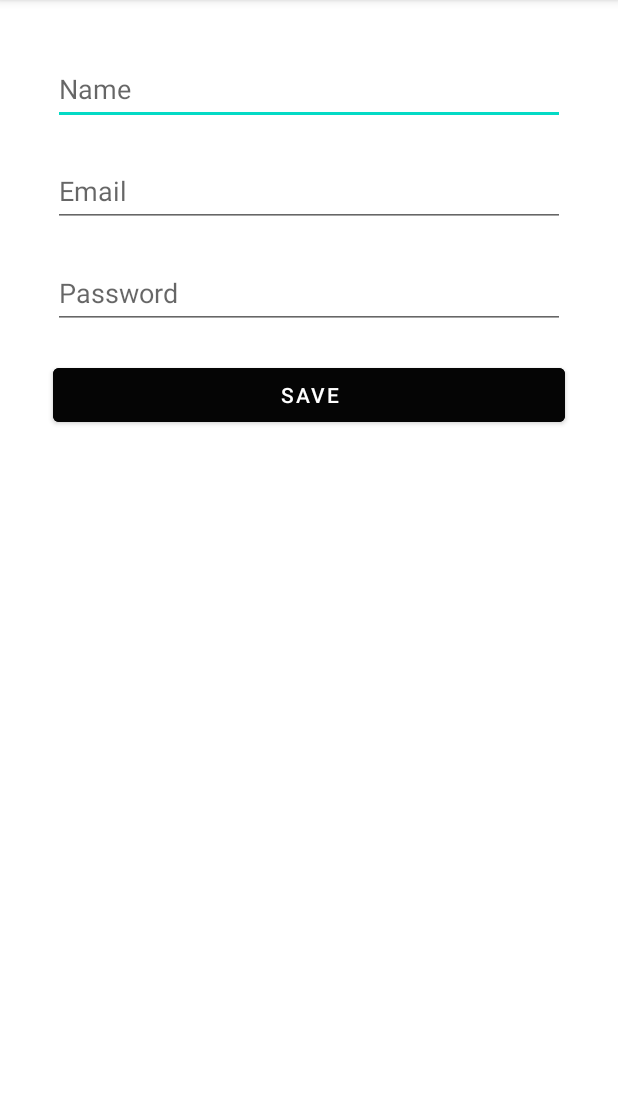
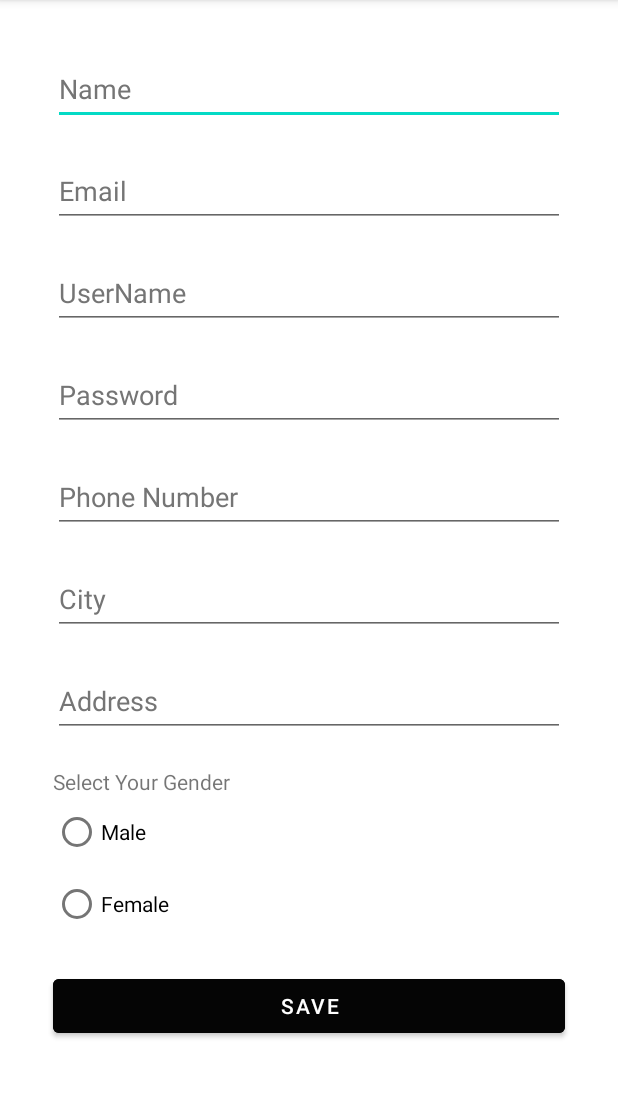
Before and after one commit to youssefshawkat/shoppingapp, an Android app: the RegistrationActivity screen opened directly, with no data from a screen before it, on a phone screen of 412 x 824 dp, the part 84-1182 px from its top. Run offline under Robolectric (Android 15) with nearby library versions, the phone set to English and light mode, and no system bars.

Commit message:
Added Some Text Fields according to the json file modifications. Added Scroll View.

```diff
--- a/app/src/main/res/layout/activity_registration.xml
+++ b/app/src/main/res/layout/activity_registration.xml
@@ -1,12 +1,18 @@
 <?xml version="1.0" encoding="utf-8"?>
-<LinearLayout xmlns:android="http://schemas.android.com/apk/res/android"
-    xmlns:tools="http://schemas.android.com/tools"
+<ScrollView xmlns:android="http://schemas.android.com/apk/res/android"
     android:layout_width="match_parent"
     android:layout_height="match_parent"
+    xmlns:tools="http://schemas.android.com/tools"
+    android:orientation="vertical"
+    tools:context=".RegistrationActivity">
+
+<LinearLayout
+    android:layout_width="match_parent"
+    android:layout_height="wrap_content"
     android:layout_margin="15dp"
     android:orientation="vertical"
-    android:padding="10dp"
-    tools:context=".RegistrationActivity">
+    android:padding="10dp">
+
 
     <EditText
 
@@ -17,8 +23,10 @@
         android:ems="10"
         android:hint="@string/name_hint"
         android:importantForAutofill="no"
-        android:inputType="textPassword"
-        android:minHeight="48dp" />
+        android:inputType="textPersonName"
+        android:minHeight="48dp"
+        android:textColorHint="#757575"
+        />
 
 
     <EditText
@@ -31,7 +39,22 @@
         android:hint="@string/email"
         android:importantForAutofill="no"
         android:inputType="textEmailAddress"
-        android:minHeight="48dp" />
+        android:minHeight="48dp"
+        android:textColorHint="#757575"/>
+
+
+    <EditText
+
+        android:id="@+id/et_username"
+        android:layout_width="match_parent"
+        android:layout_height="wrap_content"
+        android:layout_margin="10dp"
+        android:ems="10"
+        android:hint="@string/username_hint"
+        android:importantForAutofill="no"
+        android:inputType="textEmailAddress"
+        android:minHeight="48dp"
+        android:textColorHint="#757575"/>
 
 
     <EditText
@@ -45,7 +68,77 @@
         android:hint="@string/hint_password"
         android:importantForAutofill="no"
         android:inputType="textPassword"
-        android:minHeight="48dp" />
+        android:minHeight="48dp"
+        android:textColorHint="#757575"/>
+
+
+    <EditText
+
+        android:id="@+id/et_phoneNumber"
+        android:layout_width="match_parent"
+        android:layout_height="wrap_content"
+        android:layout_margin="10dp"
+        android:ems="10"
+        android:hint="@string/phone_number_hint"
+        android:importantForAutofill="no"
+        android:inputType="phone"
+        android:minHeight="48dp"
+        android:textColorHint="#757575"
+        />
+
+
+    <EditText
+
+        android:id="@+id/et_City"
+        android:layout_width="match_parent"
+        android:layout_height="wrap_content"
+        android:layout_margin="10dp"
+        android:ems="10"
+        android:hint="@string/city_hint"
+        android:importantForAutofill="no"
+        android:inputType="text"
+        android:minHeight="48dp"
+        android:textColorHint="#757575"/>
+
+    <EditText
+
+        android:id="@+id/et_address"
+        android:layout_width="match_parent"
+        android:layout_height="wrap_content"
+        android:layout_margin="10dp"
+        android:ems="10"
+        android:hint="@string/address_hint"
+        android:importantForAutofill="no"
+        android:inputType="text"
+        android:minHeight="48dp"
+        android:textColorHint="#757575"/>
+
+
+    <RadioGroup
+        android:id="@+id/radio_group"
+        android:layout_margin="10dp"
+        android:layout_width="wrap_content"
+        android:layout_height="wrap_content">
+
+        <TextView
+            android:id="@+id/textView"
+            android:layout_width="match_parent"
+            android:layout_height="wrap_content"
+            android:text="@string/select_your_gender" />
+
+        <RadioButton
+            android:id="@+id/radio_male"
+            android:layout_width="match_parent"
+            android:layout_height="wrap_content"
+            android:text="@string/male" />
+
+        <RadioButton
+            android:id="@+id/radio_female"
+            android:layout_width="match_parent"
+            android:layout_height="wrap_content"
+            android:text="@string/female" />
+
+    </RadioGroup>
 
 
     <Button
@@ -58,3 +151,5 @@
 
 
 </LinearLayout>
+
+</ScrollView>
--- a/app/src/main/res/values/strings.xml
+++ b/app/src/main/res/values/strings.xml
@@ -7,4 +7,11 @@
     <string name="sign_in_btn_txt">sign in</string>
     <string name="register_btn_txt">Register</string>
     <string name="name_hint">Name</string>
+    <string name="username_hint">UserName</string>
+    <string name="phone_number_hint">Phone Number</string>
+    <string name="city_hint">City</string>
+    <string name="address_hint">Address</string>
+    <string name="select_your_gender">Select Your Gender</string>
+    <string name="male">Male</string>
+    <string name="female">Female</string>
 </resources>
```
